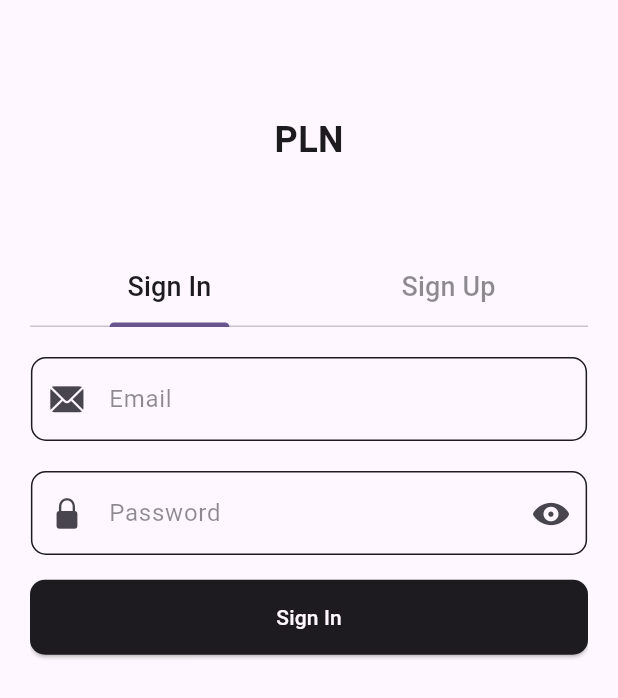
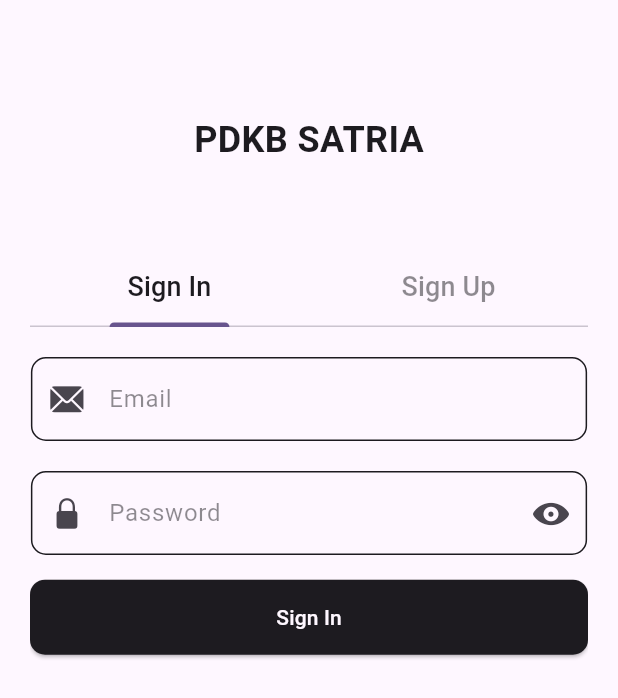
Before and after one commit to J3ndra/Sutt-Flutter, a Flutter app: the screen it shows after launch, on a phone screen of 412 x 824 dp. Shown: the top 698 px of the screen. Run offline on Flutter 3.47's test engine with Material 3 defaults, Android fonts, the phone set to English and light mode, and no system bars; our stand-ins replace bloc, cloud_firestore, device_info_plus, equatable, firebase_auth, firebase_core and 7 more; missing offline and left inert: excel; accounts and stored records are empty; statements that could not run were skipped.

Commit message:
fix: change app name and icon

```diff
--- a/lib/screens/auth/auth_screen.dart
+++ b/lib/screens/auth/auth_screen.dart
@@ -51,7 +51,7 @@ class _AuthScreenState extends State<AuthScreen> with TickerProviderStateMixin {
             child: Column(
               children: [
                 const Text(
-                  'PLN',
+                  'PDKB SATRIA',
                   style: TextStyle(fontSize: 24, fontWeight: FontWeight.bold),
                 ),
                 const SizedBox(height: kToolbarHeight),
```
Also changed, not shown: 42 other files.
